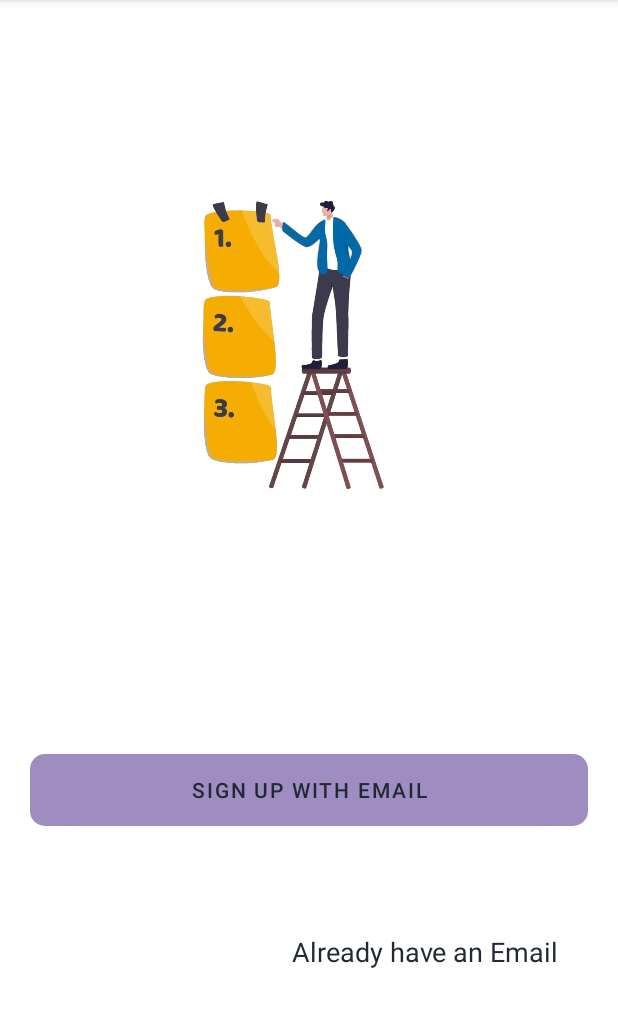
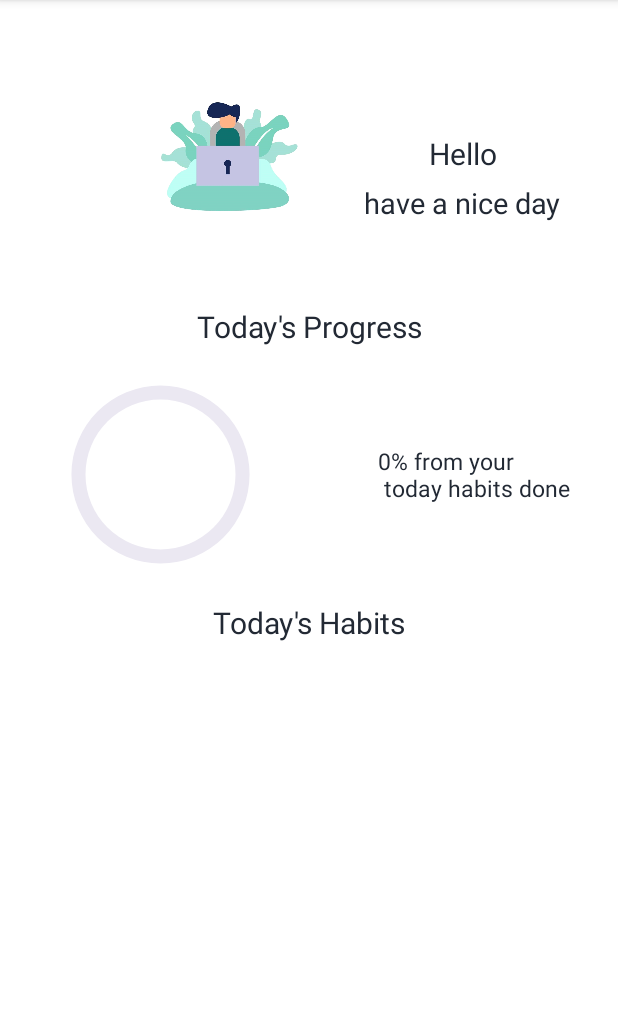
Before and after one commit to maryam2070/Habit_Tracker_Application, an Android app: the screen it shows after launch (MainActivity), on a phone screen of 412 x 824 dp, the part 84-1111 px from its top. Run offline under Robolectric (Android 15) with nearby library versions, the phone set to English and light mode, and no system bars; our stand-ins replace Firebase (no records; nobody signed in at launch, a user with empty details on screens opened directly), sdp/ssp sizes; 1 statement that could not run was skipped.

Commit message:
set home data and habit adapter

```diff
--- /dev/null
+++ b/app/src/main/java/com/example/habittrackerapplication/common/DateAndTimeUtility.kt
@@ -0,0 +1,23 @@
+package com.example.habittrackerapplication.common
+
+import java.text.SimpleDateFormat
+import java.util.*
+
+
+fun getDayName(): String {
+    val calendar = Calendar.getInstance()
+    val date = calendar.time
+    return SimpleDateFormat("EEEE", Locale.ENGLISH).format(date.time)
+}
+fun getNumberOfDayInMonth(): Int {
+    val cal = Calendar.getInstance()
+    return cal[Calendar.DAY_OF_MONTH]
+}
+fun getFormattedDate(): String {
+    var calendar = Calendar.getInstance()
+    val inFormat = SimpleDateFormat("dd-MM-yyyy")
+    val formatter = SimpleDateFormat("dd-MM-yyyy")
+    val date: Date = inFormat.parse(formatter.format(calendar.time))
+    var outFormat = SimpleDateFormat("dd-MM-yyyy")
+    return outFormat.format(date)
+}
--- a/app/src/main/java/com/example/habittrackerapplication/repositories/FirebaseAuthRepo.kt
+++ b/app/src/main/java/com/example/habittrackerapplication/repositories/FirebaseAuthRepo.kt
@@ -24,7 +24,7 @@ class FirebaseAuthRepo(var auth:FirebaseAuth) {
             if (it.isSuccessful) {
                 trySend(Resource.Success(it.result.user!!))
                 channel.close()
-
+                //return@addOnCompleteListener
                 Log.d("FirebaseAuthRepo","Success")
             } else {
                 trySend(Resource.Error(it.exception!!.message!!))
@@ -35,5 +35,8 @@ class FirebaseAuthRepo(var auth:FirebaseAuth) {
         }
         awaitClose{cancel()}
     }
+    fun getCurUser(): FirebaseUser? {
+        return auth.currentUser
+    }
 
 }
--- a/app/src/main/java/com/example/habittrackerapplication/repositories/FirebaseRealTimeDatabaseRepo.kt
+++ b/app/src/main/java/com/example/habittrackerapplication/repositories/FirebaseRealTimeDatabaseRepo.kt
@@ -2,6 +2,8 @@ package com.example.habittrackerapplication.repositories
 
 import android.util.Log
 import com.example.habittrackerapplication.common.Resource
+import com.example.habittrackerapplication.models.Habit
+import com.example.habittrackerapplication.models.habitDtoToHabit
 import com.google.firebase.auth.FirebaseUser
 import com.google.firebase.database.DataSnapshot
 import com.google.firebase.database.DatabaseError
@@ -75,4 +77,38 @@ class FirebaseRealTimeDatabaseRepo(val db:FirebaseDatabase) {
         awaitClose { cancel() }
     }
 
+    fun addHabit(userId:String,habit: Habit):Flow<Resource<Boolean>> = callbackFlow {
+        val key=db.reference.child("accounts")
+            .child(userId)
+            .child("Habits")
+            .push().getKey().toString()
+
+        habit.id=key
+        db.reference.child("accounts")
+            .child(userId)
+            .child("Habits")
+            .child(key)
+            .setValue(habit)
+    }
+    fun getAllHabits(userId:String):Flow<Resource<ArrayList<Habit>>> = callbackFlow {
+        val data=ArrayList<Habit>()
+        trySend(Resource.Loading())
+        db.reference.child("accounts")
+            .child(userId)
+            .child("Habits").get().addOnCompleteListener {
+                if(it.isSuccessful){
+                    it.result.children.forEach {
+                        Log.d("FirebaseRealTimeDatabaseRepo", "success ${it.value}")
+
+                        var taskObj = it.getValue() as HashMap<*, *>
+                        data.add(habitDtoToHabit(taskObj))
+                    }
+                    trySend(Resource.Success(data))
+                }else{
+                    trySend(Resource.Error(it.exception!!.message!!))
+                }
+            }
+
+        awaitClose()
+    }
 }
--- /dev/null
+++ b/app/src/main/java/com/example/habittrackerapplication/ui/adapters/HabitAdapter.kt
@@ -0,0 +1,122 @@
+package com.example.habittrackerapplication.ui.adapters
+
+import android.app.Dialog
+import android.content.Context
+import android.content.Intent
+import android.view.LayoutInflater
+import android.view.View
+import android.view.ViewGroup
+import android.widget.ImageView
+import android.widget.RadioButton
+import android.widget.TextView
+import androidx.core.content.ContextCompat
+import androidx.fragment.app.Fragment
+import androidx.lifecycle.ViewModelProvider
+import androidx.recyclerview.widget.RecyclerView
+import com.example.habittrackerapplication.R
+import com.example.habittrackerapplication.databinding.HabitItemBinding
+import com.example.habittrackerapplication.models.Habit
+import com.google.firebase.auth.FirebaseAuth
+import com.google.firebase.database.FirebaseDatabase
+import java.text.SimpleDateFormat
+import java.util.*
+import kotlin.collections.ArrayList
+
+
+class HabitAdapter(val context: Context ,val list:ArrayList<Habit>):
+    RecyclerView.Adapter<RecyclerView.ViewHolder>() {
+
+    private class ViewHolder(view: View): RecyclerView.ViewHolder(view) {}
+
+    override fun onCreateViewHolder(parent: ViewGroup, viewType: Int): RecyclerView.ViewHolder {
+        return ViewHolder(LayoutInflater.from(context).inflate(R.layout.habit_item,parent,false))
+    }
+
+    override fun onBindViewHolder(holder: RecyclerView.ViewHolder, position: Int) {
+        val model=list[position]
+        if(holder is ViewHolder)
+        {
+            val binding=HabitItemBinding.bind(holder.itemView)
+            binding.habitNameTv.text = model.name
+            binding.habitDaysTv.text = "Total ${model.days} completed"
+            //holder.itemView.findViewById<ImageView>(R.id.iv_child_profile).setImageBitmap()
+            /*Glide.with(fragment.requireActivity())
+                .load(iconlist[model.iconPosition!!])
+                //    .placeholder(R.drawable.student_avatar)
+                .centerCrop()
+                .into(holder.itemView.findViewById(R.id.icon_iv))*/
+
+            //holder.itemView.findViewById<RadioButton>(R.id.complete_rb).isEnabled=isEnabled
+            if(model.isChecked)
+            {
+                binding.completeRb.visibility=View.INVISIBLE
+                binding.completeIv.visibility=View.VISIBLE
+            }else{
+                binding.completeRb.visibility=View.VISIBLE
+                binding.completeIv.visibility=View.INVISIBLE
+            }
+            holder.itemView.findViewById<RadioButton>(R.id.complete_rb).setOnCheckedChangeListener { compoundButton, b ->
+               /* if(model.isChecked==(false) && isEnabled==true){
+
+                    var calendar= Calendar.getInstance()
+                    val formatter = SimpleDateFormat("dd-MM-yyyy")
+                    val inFormat = SimpleDateFormat("dd-MM-yyyy")
+                    val date: Date = inFormat.parse(formatter.format(calendar.time))
+                    val outFormat = SimpleDateFormat("dd-MM-yyyy")
+                    val goal= outFormat.format(date)
+
+
+                    FirebaseDatabase.getInstance().reference.child("accounts")
+                        .child((FirebaseAuth.getInstance().currentUser)?.uid!!)
+                        .child("Habits").child(model.id!!).child("days").setValue(model.days!!+1)
+
+                    val key= FirebaseDatabase.getInstance().reference.child("accounts")
+                        .child((FirebaseAuth.getInstance().currentUser)?.uid!!)
+                        .child("Habits").child(model.id!!).child("completedDays").push().getKey()
+
+                    FirebaseDatabase.getInstance().reference.child("accounts")
+                        .child((FirebaseAuth.getInstance().currentUser)?.uid!!)
+                        .child("Habits").child(model.id!!).child("completedDays").child(key.toString())
+                        .child("dayOfMonth").setValue(calendar.get(Calendar.DAY_OF_MONTH))
+
+                    FirebaseDatabase.getInstance().reference.child("accounts")
+                        .child((FirebaseAuth.getInstance().currentUser)?.uid!!)
+                        .child("Habits").child(model.id!!).child("completedDays").child(key.toString())
+                        .child("month").setValue(calendar.get(Calendar.MONTH)+1)
+
+                    FirebaseDatabase.getInstance().reference.child("accounts")
+                        .child((FirebaseAuth.getInstance().currentUser)?.uid!!)
+                        .child("Habits").child(model.id!!).child("completedDays").child(key.toString())
+                        .child("year").setValue(calendar.get(Calendar.YEAR)).addOnSuccessListener {
+
+                        }
+
+                    println("AAAA Before     "+model.completedDays)
+                    model.completedDays.add(goal)
+
+                    viewModel.updateHabit(model)
+                    println("AAAA After    "+model.completedDays)
+
+                    holder.itemView.findViewById<TextView>(R.id.habit_days_tv).text = "Total ${model.days+1} completed"
+
+                    holder.itemView.findViewById<RadioButton>(R.id.complete_rb).visibility=
+                        View.GONE
+                    holder.itemView.findViewById<ImageView>(R.id.complete_iv).visibility=
+                        View.VISIBLE
+
+
+                    var d: Dialog = Dialog(fragment.requireContext())
+                    d.setContentView(R.layout.check_habit_dialog)
+                    d.show()*/
+                }
+
+            }
+
+
+        }
+
+
+    override fun getItemCount(): Int {
+        return list.size
+    }
+}
--- a/app/src/main/java/com/example/habittrackerapplication/ui/fragments/HomeFragment.kt
+++ b/app/src/main/java/com/example/habittrackerapplication/ui/fragments/HomeFragment.kt
@@ -1,11 +1,30 @@
 package com.example.habittrackerapplication.ui.fragments
 
 import android.os.Bundle
+import android.util.Log
 import androidx.fragment.app.Fragment
 import android.view.LayoutInflater
 import android.view.View
 import android.view.ViewGroup
+import androidx.lifecycle.ViewModelProvider
+import androidx.recyclerview.widget.LinearLayoutManager
 import com.example.habittrackerapplication.R
+import com.example.habittrackerapplication.common.Resource
+import com.example.habittrackerapplication.common.getDayName
+import com.example.habittrackerapplication.common.getFormattedDate
+import com.example.habittrackerapplication.common.getNumberOfDayInMonth
+import com.example.habittrackerapplication.databinding.FragmentHomeBinding
+import com.example.habittrackerapplication.models.Habit
+import com.example.habittrackerapplication.repositories.FirebaseAuthRepo
+import com.example.habittrackerapplication.repositories.FirebaseRealTimeDatabaseRepo
+import com.example.habittrackerapplication.ui.adapters.HabitAdapter
+import com.example.habittrackerapplication.viewmodels.HomeFragmentViewModel
+import com.example.habittrackerapplication.viewmodels.SignUpFragmentViewModel
+import com.google.firebase.auth.FirebaseAuth
+import com.google.firebase.database.FirebaseDatabase
+import kotlinx.coroutines.*
+import kotlinx.coroutines.flow.collect
+import java.time.DayOfWeek
 
 // TODO: Rename parameter arguments, choose names that match
 // the fragment initialization parameters, e.g. ARG_ITEM_NUMBER
@@ -18,43 +37,83 @@ private const val ARG_PARAM2 = "param2"
  * create an instance of this fragment.
  */
 class HomeFragment : Fragment() {
-    // TODO: Rename and change types of parameters
-    private var param1: String? = null
-    private var param2: String? = null
 
-    override fun onCreate(savedInstanceState: Bundle?) {
-        super.onCreate(savedInstanceState)
-        arguments?.let {
-            param1 = it.getString(ARG_PARAM1)
-            param2 = it.getString(ARG_PARAM2)
-        }
+    lateinit var binding:FragmentHomeBinding
+
+
+    val auhtRepo= FirebaseAuthRepo(FirebaseAuth.getInstance())
+    val dbRepo=FirebaseRealTimeDatabaseRepo(FirebaseDatabase.getInstance())
+    val viewModel: HomeFragmentViewModel by lazy {
+        ViewModelProvider(this, HomeFragmentViewModel.HomeFragmentViewModelFactory(dbRepo)).get(
+            HomeFragmentViewModel::class.java)
     }
 
     override fun onCreateView(
         inflater: LayoutInflater, container: ViewGroup?,
         savedInstanceState: Bundle?
     ): View? {
-        // Inflate the layout for this fragment
-        return inflater.inflate(R.layout.fragment_home, container, false)
+        binding=FragmentHomeBinding.inflate(inflater,container,false)
+
+
+        //viewModel.getAllHabits(auhtRepo.getCurUser()!!.uid)
+
+        viewModel.getAllHabits("EsH7YeqlzKTAnFjOjYGK6AUlTuG2")
+
+        CoroutineScope(Dispatchers.IO).launch {
+            viewModel.habits.collect {
+                when (it) {
+                    is Resource.Error ->
+                        Log.d("HomeFragment", "error ${it}")
+                    is Resource.Loading ->
+                        Log.d("HomeFragment", "Loading ${it}")
+                    is Resource.Success -> {
+                        cancel()
+                        updateUi(it.data!!)
+                        Log.d("HomeFragment", "success ${it.data}")
+
+                    }
+                }
+            }
+        }
+
+        return binding.root
     }
 
-    companion object {
-        /**
-         * Use this factory method to create a new instance of
-         * this fragment using the provided parameters.
-         *
-         * @param param1 Parameter 1.
-         * @param param2 Parameter 2.
-         * @return A new instance of fragment HomeFragment.
-         */
-        // TODO: Rename and change types and number of parameters
-        @JvmStatic
-        fun newInstance(param1: String, param2: String) =
-            HomeFragment().apply {
-                arguments = Bundle().apply {
-                    putString(ARG_PARAM1, param1)
-                    putString(ARG_PARAM2, param2)
+    private fun updateUi(list: ArrayList<Habit>) {
+        CoroutineScope(Dispatchers.Main).launch {
+            var completed = 0
+            val todayList=ArrayList<Habit>()
+            val curDay = getFormattedDate()
+            for (i in 0 until list.size) {
+                if (list.get(i).completedDays.contains(curDay)) {
+                    list.get(i).isChecked = true
+                    completed = completed + 1
                 }
+
+                if(list.get(i).dayOfMonth!!.equals(getNumberOfDayInMonth())||list.get(i).dayOfWeek.equals(getDayName())||list.get(i).listOfDays.contains(
+                        getDayName()
+                    ))
+                    todayList.add(list.get(i))
             }
+            if (todayList.size == 0) {
+                binding.circularPb.progress = 0
+                binding.progressTv.text = "0% from your\n today habits done"
+            } else {
+                binding.circularPb.progress = (completed * 100 / list.size * 100) / 100
+                binding.progressTv.text =
+                    "${(completed * 100 / list.size * 100) / 100}% from your\n today habits done"
+            }
+            binding.habitsRv.adapter = HabitAdapter(requireContext(), todayList)
+            binding.habitsRv.layoutManager = LinearLayoutManager(context)
+
+            binding.nameTv.text = "Hello " + auhtRepo.getCurUser()!!.displayName
+        }
     }
+
+    private fun getCompletedHabitsCount(): Int {
+        val cnt=0
+        return cnt
+
+    }
+
 }
--- /dev/null
+++ b/app/src/main/java/com/example/habittrackerapplication/viewmodels/HomeFragmentViewModel.kt
@@ -0,0 +1,54 @@
+package com.example.habittrackerapplication.viewmodels
+
+import android.util.Log
+import androidx.lifecycle.ViewModel
+import androidx.lifecycle.ViewModelProvider
+import androidx.lifecycle.viewModelScope
+import com.example.habittrackerapplication.common.Resource
+import com.example.habittrackerapplication.models.Habit
+import com.example.habittrackerapplication.repositories.FirebaseAuthRepo
+import com.example.habittrackerapplication.repositories.FirebaseRealTimeDatabaseRepo
+import com.google.firebase.auth.FirebaseUser
+import kotlinx.coroutines.flow.MutableStateFlow
+import kotlinx.coroutines.launch
+
+class HomeFragmentViewModel(private val databaseRepo: FirebaseRealTimeDatabaseRepo
+): ViewModel() {
+
+
+    private val _habits = MutableStateFlow<Resource<ArrayList<Habit>>>(Resource.Loading())
+    val habits: MutableStateFlow<Resource<ArrayList<Habit>>>
+        get() = _habits
+
+
+    fun getAllHabits(userId:String) = viewModelScope.launch {
+        databaseRepo.getAllHabits(userId).collect{
+            when(it)
+            {
+                is Resource.Error ->
+                    Log.d("HomeFragmentViewModel", "error ${it}")
+                is Resource.Loading ->
+                    Log.d("HomeFragmentViewModel", "Loading ${it}")
+                is Resource.Success ->{
+                    _habits.value=it
+                    Log.d("HomeFragmentViewModel", "success ${it.data}")
+
+                }
+            }
+        }
+    }
+
+
+
+    class HomeFragmentViewModelFactory(
+        private val databaseRepo: FirebaseRealTimeDatabaseRepo
+    ) : ViewModelProvider.Factory {
+        override fun <T : ViewModel> create(modelClass: Class<T>): T {
+            if (modelClass.isAssignableFrom(HomeFragmentViewModel::class.java)) {
+                @Suppress("UNCHECKED_CAST")
+                return HomeFragmentViewModel(databaseRepo) as T
+            }
+            throw IllegalArgumentException("Unable to construct view model")
+        }
+    }
+}
--- a/app/src/main/java/com/example/habittrackerapplication/viewmodels/SignUpFragmentViewModel.kt
+++ b/app/src/main/java/com/example/habittrackerapplication/viewmodels/SignUpFragmentViewModel.kt
@@ -57,7 +57,7 @@ class SignUpFragmentViewModel(private val authRepo :FirebaseAuthRepo,
                     Log.d("SignUpFragmentViewModel", "Loading ${it}")
                 is Resource.Success ->{
                     _user.value=it
-                    Log.d("SignUpFragmentViewModel", "success ${it.data}")
+                    Log.d("SignUpFragmentViewModel", "success user ${it.data}")
                 }
             }
         }
--- a/app/src/main/res/layout/fragment_home.xml
+++ b/app/src/main/res/layout/fragment_home.xml
@@ -31,7 +31,7 @@
             android:layout_height="wrap_content"
             android:layout_above="@+id/tv"
             android:layout_toEndOf="@+id/profile_iv"
-            android:text="Hello Maryam"
+            android:text="Hello"
             android:textSize="20sp"
             app:layout_constraintBottom_toBottomOf="@+id/profile_iv"
             app:layout_constraintEnd_toEndOf="parent"
--- a/app/src/main/res/navigation/navigation.xml
+++ b/app/src/main/res/navigation/navigation.xml
@@ -3,7 +3,7 @@
     xmlns:app="http://schemas.android.com/apk/res-auto"
     xmlns:tools="http://schemas.android.com/tools"
     android:id="@+id/navigation"
-    app:startDestination="@id/splashFragment">
+    app:startDestination="@id/homeFragment">
 
     <fragment
         android:id="@+id/splashFragment"
@@ -18,4 +18,9 @@
         android:id="@+id/signUpFragment"
         android:name="com.example.habittrackerapplication.ui.fragments.SignUpFragment"
         android:label="SignUpFragment" />
+    <fragment
+        android:id="@+id/homeFragment"
+        android:name="com.example.habittrackerapplication.ui.fragments.HomeFragment"
+        android:label="fragment_home"
+        tools:layout="@layout/fragment_home" />
 </navigation>
```
Also changed, not shown: app/src/main/java/com/example/habittrackerapplication/models/Habit.kt (added, +44 -0 lines), app/src/main/java/com/example/habittrackerapplication/ui/fragments/SignUpFragment.kt (+11 -5 lines), app/src/main/res/layout/habit_item.xml (added, +83 -0 lines).
